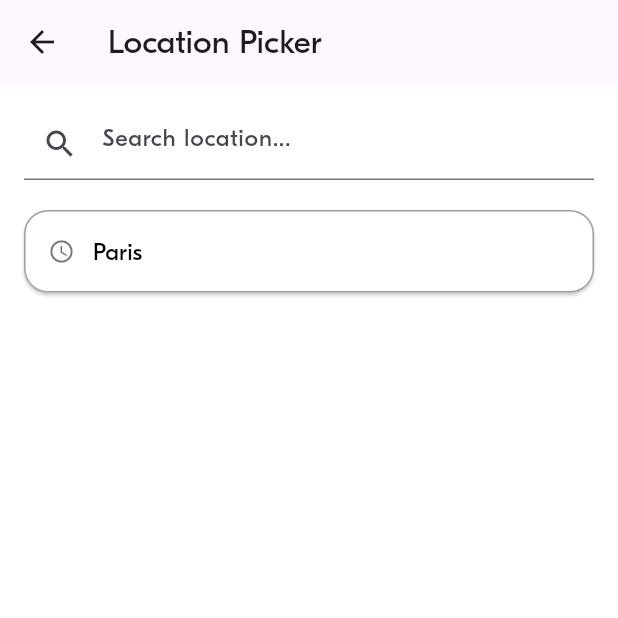
After one commit to Uteytithya/blabla-flutter, a Flutter app: the screen it shows after launch, after a tap on "Paris", on a phone screen of 412 x 824 dp, the top half of it. The commit adds this screen. Run offline on Flutter 3.47's test engine with Material 3 defaults, Android fonts, the phone set to English and light mode, and no system bars; project files that could hold a hidden picture were left out.

Commit message:
BLA-004 – Implement Ride Preferences Form

```diff
--- /dev/null
+++ b/lib/screens/location/location_picker_screen.dart
@@ -0,0 +1,116 @@
+import 'package:flutter/material.dart';
+import 'package:new_flutter/screens/global_widget/bla_button.dart';
+import 'package:new_flutter/theme/theme.dart';
+import '../../../model/ride/locations.dart';
+
+class LocationPicker extends StatefulWidget {
+  final Function(Location) onLocationSelected;
+  final Location? previousLocation; // Keep track of the last selection
+
+  const LocationPicker(
+      {super.key, required this.onLocationSelected, this.previousLocation});
+
+  @override
+  State<LocationPicker> createState() => _LocationPickerState();
+}
+
+class _LocationPickerState extends State<LocationPicker> {
+  String searchQuery = "";
+  List<Location> allLocations = [
+    Location(name: "Paris", country: Country.france),
+    Location(name: "Lyon", country: Country.france),
+    Location(name: "Marseille", country: Country.france),
+    Location(name: "Toulouse", country: Country.france),
+    Location(name: "Nice", country: Country.france),
+    Location(name: "Nantes", country: Country.france),
+    Location(name: "Montpellier", country: Country.france),
+    Location(name: "Strasbourg", country: Country.france),
+    Location(name: "Bordeaux", country: Country.france),
+    Location(name: "Lille", country: Country.france),
+    Location(name: "Rennes", country: Country.france),
+    Location(name: "Reims", country: Country.france),
+    Location(name: "Le Havre", country: Country.france),
+    Location(name: "Saint-Etienne", country: Country.france),
+    Location(name: "Toulon", country: Country.france),
+    Location(name: "Grenoble", country: Country.france),
+    Location(name: "Dijon", country: Country.france),
+    Location(name: "Angers", country: Country.france),
+  ];
+
+  @override
+  Widget build(BuildContext context) {
+    /// filter locations only when input exist and query only when input is 2 characters or more
+    List<Location> filteredLocations = searchQuery.length <= 1
+        ? [] // Show nothing if search is empty
+        : allLocations
+            .where((loc) => loc.name.toLowerCase().contains(searchQuery.toLowerCase()))
+            .toList();
+
+    /// previous location is shown at the top if it exists
+    if (widget.previousLocation != null &&
+        !filteredLocations.contains(widget.previousLocation)) {
+      filteredLocations.insert(0, widget.previousLocation!);
+    }
+
+    return Scaffold(
+      appBar: AppBar(title: Text("Location Picker")),
+      body: Padding(
+        padding: const EdgeInsets.all(BlaSpacings.m),
+        child: Column(
+          children: [
+            TextField(
+              decoration: InputDecoration(
+                hintText: "Search location...",
+                prefixIcon: Icon(Icons.search),
+                suffixIcon: searchQuery.isNotEmpty
+                    ? IconButton(
+                        icon: Icon(Icons.clear),
+                        onPressed: () => setState(() => searchQuery = ""),
+                      )
+                    : null,
+              ),
+              onChanged: (value) => setState(() => searchQuery = value),
+            ),
+            SizedBox(height: BlaSpacings.m),
+            Expanded(
+              child: filteredLocations.isEmpty
+                  ? widget.previousLocation != null
+                      ? Column(
+                          children: [
+                            BlaButton(
+                              text: widget.previousLocation!.name,
+                              icon: Icons.access_time,
+                              onTap: () {
+                                widget.onLocationSelected(widget.previousLocation!);
+                                Navigator.pop(context);
+                              },
+                            ),
+                          ],
+                        )
+                      : Center(child: Text("No results found"))
+                  : ListView.builder(
+                      itemCount: filteredLocations.length,
+                      itemBuilder: (context, index) {
+                        final location = filteredLocations[index];
+                        return Padding(
+                          padding: const EdgeInsets.symmetric(vertical: 4.0),
+                          child: BlaButton(
+                            text: location.name,
+                            icon: index == 0 && widget.previousLocation != null
+                                ? Icons.access_time
+                                : Icons.location_on,
+                            onTap: () {
+                              widget.onLocationSelected(location);
+                              Navigator.pop(context);
+                            },
+                          ),
+                        );
+                      },
+                    ),
+            ),
+          ],
+        ),
+      ),
+    );
+  }
+}
--- a/lib/screens/ride_pref/widgets/ride_pref_form.dart
+++ b/lib/screens/ride_pref/widgets/ride_pref_form.dart
@@ -1,6 +1,7 @@
 import 'package:flutter/material.dart';
 import 'package:intl/intl.dart';
 import 'package:new_flutter/screens/global_widget/bla_button.dart';
+import 'package:new_flutter/screens/location/location_picker_screen.dart';
 import 'package:new_flutter/theme/theme.dart';
 
 import '../../../model/ride/locations.dart';
@@ -31,8 +32,6 @@ class _RidePrefFormState extends State<RidePrefForm> {
   Location? arrival = Location(name: "Lyon", country: Country.france);
   int requestedSeats = 1;
 
-
-
   // ----------------------------------
   // Initialize the Form attributes
   // ----------------------------------
@@ -52,25 +51,44 @@ class _RidePrefFormState extends State<RidePrefForm> {
   // Handle events
   // ----------------------------------
 
-
   // ----------------------------------
   // Compute the widgets rendering
   // ----------------------------------
-
 
   // ----------------------------------
   // Build the widgets
   // ----------------------------------
   void switchLocations() {
     setState(() {
-    print("Before Swap: Departure = ${departure?.name}, Arrival = ${arrival?.name}");
+      print(
+          "Before Swap: Departure = ${departure?.name}, Arrival = ${arrival?.name}");
       final temp = departure;
       departure = arrival;
       arrival = temp;
-    print("After Swap: Departure = ${departure?.name}, Arrival = ${arrival?.name}");
+      print(
+          "After Swap: Departure = ${departure?.name}, Arrival = ${arrival?.name}");
     });
   }
 
+  void selectLocation(bool isDeparture) async {
+    final selectedLocation = await Navigator.push(
+      context,
+      MaterialPageRoute(
+        builder: (context) => LocationPicker(
+          previousLocation: isDeparture ? departure : arrival,
+          onLocationSelected: (location) {
+            setState(() {
+              if (isDeparture) {
+                departure = location;
+              } else {
+                arrival = location;
+              }
+            });
+          },
+        ),
+      ),
+    );
+  }
 
   @override
   Widget build(BuildContext context) {
@@ -100,15 +118,14 @@ class _RidePrefFormState extends State<RidePrefForm> {
                 BlaButton(
                   icon: Icons.radio_button_off,
                   text: departure?.name ?? "Leaving from",
-                  onTap: () {},
+                  onTap: () => selectLocation(true),
                   onTrailingIconTap: switchLocations,
-                  location: departure, // Test case for location being inputted
                 ),
                 SizedBox(height: BlaSpacings.s),
                 BlaButton(
                   icon: Icons.radio_button_off,
                   text: arrival?.name ?? "Going to",
-                  onTap: () {},
+                  onTap: () => selectLocation(false),
                 ),
                 SizedBox(height: BlaSpacings.s),
                 BlaButton(
```
Lines whose indentation alone changed are shown as unchanged.
